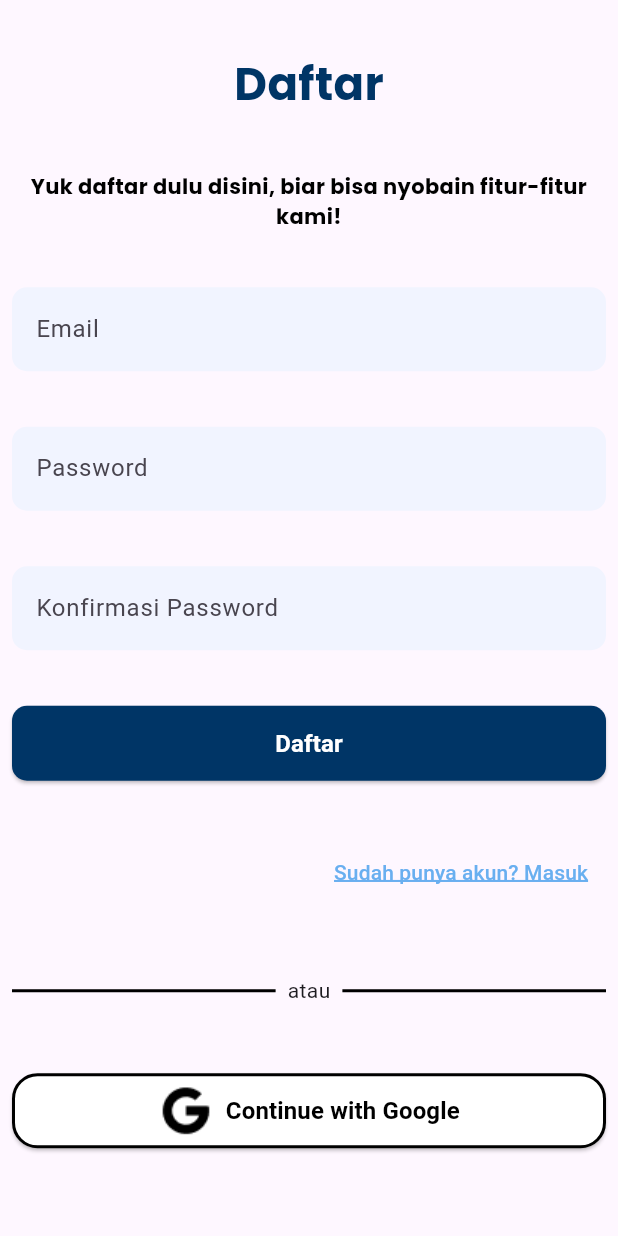
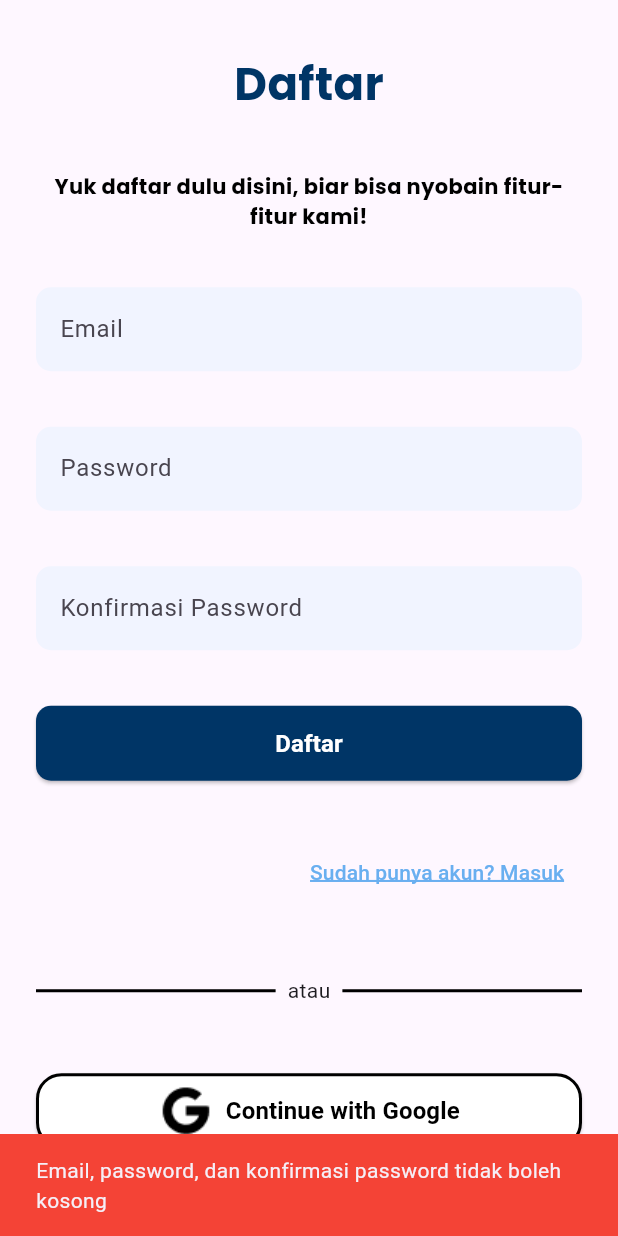
Before and after one commit to riVFerd/jurnal-kas, a Flutter app: the SignupPage screen opened by its route, after a tap on "Daftar", on a phone screen of 412 x 824 dp. Run offline on Flutter 3.47's test engine with Material 3 defaults, Android fonts, the phone set to English and light mode, and no system bars; our stand-ins replace bloc, cloud_firestore, equatable, firebase_auth, firebase_core, fl_chart and 4 more; accounts and stored records are empty.

Commit message:
feat implement user auth

```diff
--- /dev/null
+++ b/lib/data/models/user_model.dart
@@ -0,0 +1,46 @@
+import 'package:pretest/domain/entities/user.dart';
+
+class UserModel extends User {
+  UserModel({
+    required super.id,
+    required super.username,
+    required super.email,
+    super.avatar,
+    super.gender,
+    super.nik,
+    super.phone,
+  });
+
+  @override
+  Map<String, dynamic> toJson() {
+    return {
+      'id': id,
+      'username': username,
+      'email': email,
+      'avatar': avatar,
+      'gender': gender != null
+          ? gender == Gender.male
+              ? 'male'
+              : 'female'
+          : null,
+      'nik': nik,
+      'phone': phone,
+    };
+  }
+
+  factory UserModel.fromJson(Map<String, dynamic> json) {
+    return UserModel(
+      id: json['id'],
+      username: json['username'],
+      email: json['email'],
+      avatar: json['avatar'],
+      gender: json['gender'] != null
+          ? json['gender'] == 'male'
+              ? Gender.male
+              : Gender.female
+          : null,
+      nik: json['nik'],
+      phone: json['phone'],
+    );
+  }
+}
--- /dev/null
+++ b/lib/domain/entities/user.dart
@@ -0,0 +1,26 @@
+abstract class User {
+  final String id;
+  final String username;
+  final String email;
+  final Gender? gender;
+  final String? avatar;
+  final String? phone;
+  final String? nik;
+
+  User({
+    required this.id,
+    required this.username,
+    required this.email,
+    this.gender,
+    this.avatar,
+    this.phone,
+    this.nik,
+  });
+
+  Map<String, dynamic> toJson();
+}
+
+enum Gender {
+  male,
+  female,
+}
--- /dev/null
+++ b/lib/domain/repositories/user_repository.dart
@@ -0,0 +1,10 @@
+import '../entities/user.dart';
+
+abstract class UserRepository {
+  Future<void> updateUser(User user);
+  Future<void> deleteUser(User user);
+  Future<User> createUserWithEmailAndPassword(String email, String password);
+  Future<User> signInWithEmailAndPassword(String email, String password);
+  Future<User?> authCheck();
+  Future<void> signOut();
+}
--- /dev/null
+++ b/lib/presentation/bloc/user/user_cubit.dart
@@ -0,0 +1,42 @@
+import 'package:bloc/bloc.dart';
+import 'package:equatable/equatable.dart';
+
+import '../../../domain/entities/user.dart';
+import '../../../domain/repositories/user_repository.dart';
+
+part 'user_state.dart';
+
+class UserCubit extends Cubit<UserState> {
+  final UserRepository _userRepository;
+
+  UserCubit(this._userRepository) : super(UserInitial()) {
+    _userRepository.authCheck().then((user) {
+      if (user != null) emit(UserAuthenticated(user));
+    });
+  }
+
+  void createUserWithEmailAndPassword(String email, String password) async {
+    if (state is UserAuthenticated) return emit(const UserError('User already login'));
+    try {
+      final user = await _userRepository.createUserWithEmailAndPassword(email, password);
+      emit(UserAuthenticated(user));
+    } on Exception catch (e) {
+      emit(UserError(e.toString()));
+    }
+  }
+
+  void signInWithEmailAndPassword(String email, String password) async {
+    if (state is UserAuthenticated) return emit(const UserError('User already login'));
+    try {
+      final user = await _userRepository.signInWithEmailAndPassword(email, password);
+      emit(UserAuthenticated(user));
+    } on Exception catch (e) {
+      emit(UserError(e.toString()));
+    }
+  }
+
+  void signOut() async {
+    await _userRepository.signOut();
+    emit(UserInitial());
+  }
+}
--- /dev/null
+++ b/lib/presentation/bloc/user/user_state.dart
@@ -0,0 +1,28 @@
+part of 'user_cubit.dart';
+
+abstract class UserState extends Equatable {
+  const UserState();
+}
+
+class UserInitial extends UserState {
+  @override
+  List<Object> get props => [];
+}
+
+class UserAuthenticated extends UserState {
+  final User user;
+
+  const UserAuthenticated(this.user);
+
+  @override
+  List<Object> get props => [user];
+}
+
+class UserError extends UserState {
+  final String message;
+
+  const UserError(this.message);
+
+  @override
+  List<Object> get props => [message];
+}
--- a/lib/presentation/constants/size_constant.dart
+++ b/lib/presentation/constants/size_constant.dart
@@ -1,4 +1,4 @@
 import 'package:flutter/material.dart';
 
 const screenHeightConstraint = BoxConstraints(maxHeight: 800, minHeight: 600);
-const screenPadding = EdgeInsets.symmetric(vertical: 16, horizontal: 8);
+const screenPadding = EdgeInsets.symmetric(vertical: 16, horizontal: 24);
--- a/lib/presentation/pages/login/signup_page.dart
+++ b/lib/presentation/pages/login/signup_page.dart
@@ -1,18 +1,54 @@
 import 'package:flutter/material.dart';
+import 'package:flutter_bloc/flutter_bloc.dart';
 import 'package:pretest/presentation/constants/size_constant.dart';
 import 'package:pretest/presentation/pages/login/login_page.dart';
 import 'package:pretest/presentation/widgets/button_with_asset.dart';
 
+import '../../bloc/user/user_cubit.dart';
 import '../../constants/color_constant.dart';
 import '../../constants/style_constant.dart';
 import '../../widgets/horizontal_divider_with_text.dart';
 import '../../widgets/rounded_input_text.dart';
 import '../../widgets/rounded_rectangle_button.dart';
 
-class SignupPage extends StatelessWidget {
+class SignupPage extends StatefulWidget {
   const SignupPage({super.key});
 
   static const routeName = '/signup';
+
+  @override
+  State<SignupPage> createState() => _SignupPageState();
+}
+
+class _SignupPageState extends State<SignupPage> {
+  final _emailController = TextEditingController();
+  final _passwordController = TextEditingController();
+  final _confirmPasswordController = TextEditingController();
+
+  void _onSubmit() {
+    final email = _emailController.text;
+    final password = _passwordController.text;
+    final confirmPassword = _confirmPasswordController.text;
+    if (email.isEmpty || password.isEmpty || confirmPassword.isEmpty) {
+      ScaffoldMessenger.of(context).showSnackBar(
+        const SnackBar(
+          content: Text('Email, password, dan konfirmasi password tidak boleh kosong'),
+          backgroundColor: Colors.red,
+        ),
+      );
+      return;
+    }
+    if (password != confirmPassword) {
+      ScaffoldMessenger.of(context).showSnackBar(
+        const SnackBar(
+          content: Text('Password dan konfirmasi password tidak sama'),
+          backgroundColor: Colors.red,
+        ),
+      );
+      return;
+    }
+    BlocProvider.of<UserCubit>(context).createUserWithEmailAndPassword(email, password);
+  }
 
   @override
   Widget build(BuildContext context) {
@@ -35,11 +71,22 @@ class SignupPage extends StatelessWidget {
                   style: StyleConstant.bodyBoldStyle,
                   textAlign: TextAlign.center,
                 ),
-                const RoundedInputText(hintText: 'Email'),
-                const RoundedInputText(hintText: 'Password'),
-                const RoundedInputText(hintText: 'Konfirmasi Password'),
+                RoundedInputText(
+                  hintText: 'Email',
+                  controller: _emailController,
+                ),
+                RoundedInputText(
+                  hintText: 'Password',
+                  controller: _passwordController,
+                  obscureText: true,
+                ),
+                RoundedInputText(
+                  hintText: 'Konfirmasi Password',
+                  controller: _confirmPasswordController,
+                  obscureText: true,
+                ),
                 RoundedRectangleButton(
-                  onPressed: () {},
+                  onPressed: _onSubmit,
                   label: 'Daftar',
                   backgroundColor: blue,
                 ),
--- a/lib/presentation/widgets/rounded_input_text.dart
+++ b/lib/presentation/widgets/rounded_input_text.dart
@@ -4,11 +4,16 @@ import '../constants/color_constant.dart';
 
 class RoundedInputText extends StatelessWidget {
   final String hintText;
-  const RoundedInputText({super.key, required this.hintText});
+  final TextEditingController? controller;
+  final bool obscureText;
+  const RoundedInputText(
+      {super.key, required this.hintText, this.controller, this.obscureText = false});
 
   @override
   Widget build(BuildContext context) {
     return TextField(
+      controller: controller,
+      obscureText: obscureText,
       decoration: InputDecoration(
         filled: true,
         fillColor: const Color(0xFFF1F4FF),
--- a/pubspec.yaml
+++ b/pubspec.yaml
@@ -44,6 +44,7 @@ dependencies:
   firebase_core: ^2.24.2
   cloud_firestore: ^4.15.5
   table_calendar: ^3.1.0
+  firebase_auth: ^4.17.5
 
 dev_dependencies:
   flutter_test:
```
Also changed, not shown: lib/data/repositories/user_repository_impl.dart (added, +80 -0 lines), lib/presentation/app.dart (+9 -1 lines), lib/presentation/pages/home/home_page.dart (+13 -1 lines), lib/presentation/pages/login/login_page.dart (+52 -7 lines), pubspec.lock.
